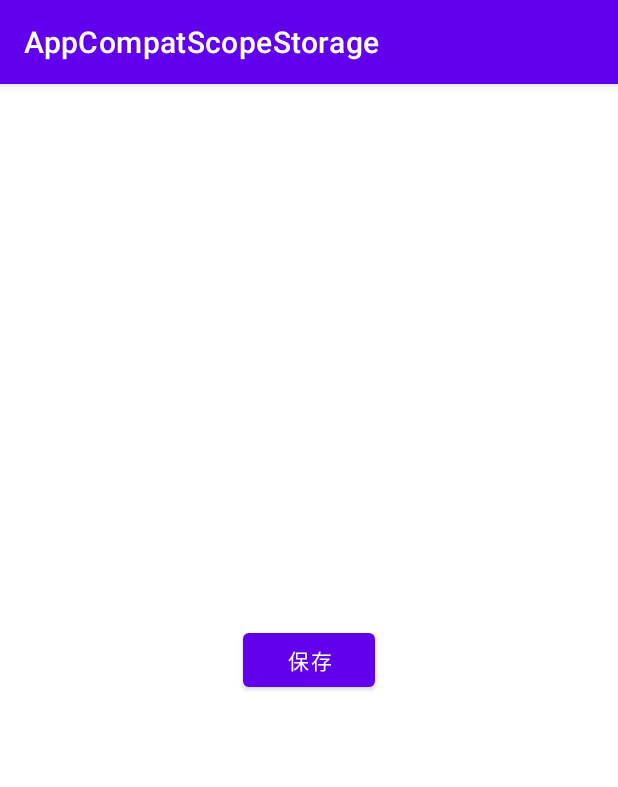
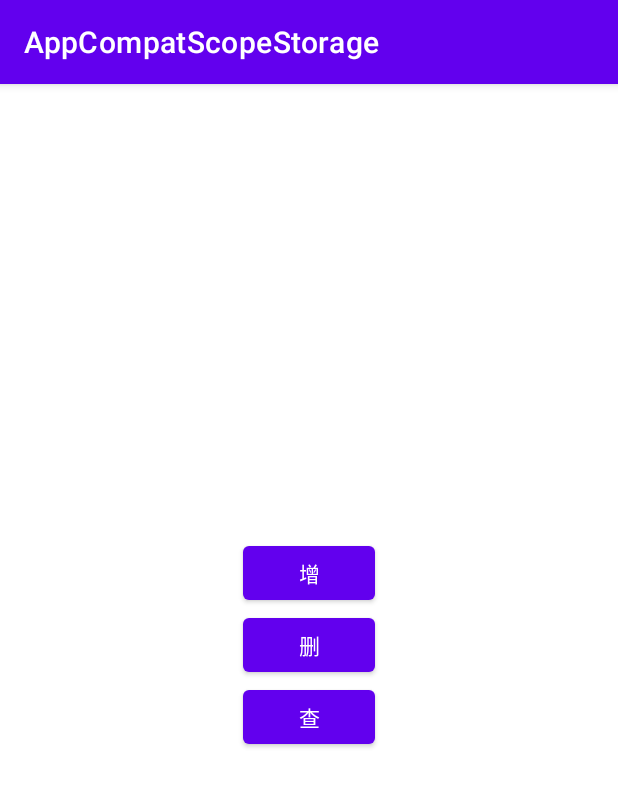
Before and after one commit to lckjcnWq/Smart-Android-CompatScopeStorage, an Android app: the screen it shows after launch (MainActivity), on a phone screen of 412 x 824 dp. Shown: the top 787 px of the screen. Run offline under Robolectric (Android 15) with nearby library versions, the phone set to English and light mode, and no system bars; libraries missing offline, so code that uses them is left out: com.blankj.utilcode; 1 statement that could not run was skipped.

Commit message:
1.添加移除，查找接口

```diff
--- a/app/src/main/java/com/example/appcompatscopestorage/MainActivity.kt
+++ b/app/src/main/java/com/example/appcompatscopestorage/MainActivity.kt
@@ -3,20 +3,29 @@ package com.example.appcompatscopestorage
 import android.os.Build
 import androidx.appcompat.app.AppCompatActivity
 import android.os.Bundle
+import android.provider.MediaStore
 import android.widget.Button
+import android.widget.TextView
 import androidx.annotation.RequiresApi
 import com.blankj.utilcode.constant.PermissionConstants
 import com.blankj.utilcode.util.LogUtils
 import com.blankj.utilcode.util.PermissionUtils
 import com.example.appcompatscopestorage.`interface`.FileManagerImp
 import com.example.appcompatscopestorage.request.FileRequestBean
+import com.example.appcompatscopestorage.response.FileResponseBean
 
 class MainActivity : AppCompatActivity() {
+    private lateinit var tvContent: TextView
+    private var result: FileResponseBean?=null
+
     @RequiresApi(Build.VERSION_CODES.Q)
     override fun onCreate(savedInstanceState: Bundle?) {
         super.onCreate(savedInstanceState)
         setContentView(R.layout.activity_main)
-
+        val btnAdd=findViewById<Button>(R.id.btnAdd)
+        val btnDelete=findViewById<Button>(R.id.btnDelete)
+        val btnQuery=findViewById<Button>(R.id.btnQuery)
+        tvContent=findViewById<TextView>(R.id.tvContent)
         PermissionUtils.permissionGroup(PermissionConstants.STORAGE)
             .callback(object : PermissionUtils.FullCallback {
                 override fun onGranted(permissionsGranted: List<String>) {
@@ -28,15 +37,28 @@ class MainActivity : AppCompatActivity() {
             })
             .request()
 
-        findViewById<Button>(R.id.btnSave).setOnClickListener {
+        btnAdd.setOnClickListener {
             Thread{
-                val result=FileManagerImp.instance.createFile(this, FileRequestBean("/sdcard/Android/data/com.example.appcompatscopestorage/files/example_equi.jpg","test.png"))
-                val result1=FileManagerImp.instance.createFile(this, FileRequestBean("/sdcard/Android/data/com.example.appcompatscopestorage/files/f.txt","test.txt"))
-                val result2=FileManagerImp.instance.createFile(this, FileRequestBean("/sdcard/Android/data/com.example.appcompatscopestorage/files/refocus.mp4","test.mp4"))
-                LogUtils.i("result= $result")
-                LogUtils.i("result1= $result1")
-                LogUtils.i("result2= $result2")
+                result=FileManagerImp.instance.createFile(this, FileRequestBean("/sdcard/Android/data/com.example.appcompatscopestorage/files/example_equi.jpg","test.png"))
+                setContent("当前uri= ${result?.uri}  ,插入是否成功:${result?.isSuccess} ")
             }.start()
+        }
+
+        btnDelete.setOnClickListener {
+            val isSuccess=FileManagerImp.instance.deleteFile(this,result?.uri)
+            setContent("删除是否成功:$isSuccess")
+        }
+
+
+        btnQuery.setOnClickListener {
+            val path=FileManagerImp.instance.queryFilePathByUri(this,result?.uri!!)
+            setContent("当前uri的路径= $path")
+        }
+    }
+
+    private fun  setContent(content:String){
+        runOnUiThread {
+            tvContent.text=content
         }
     }
 }
--- a/app/src/main/java/com/example/appcompatscopestorage/response/FileResponseBean.kt
+++ b/app/src/main/java/com/example/appcompatscopestorage/response/FileResponseBean.kt
@@ -7,6 +7,6 @@ import android.net.Uri
  * Created by WuQuan on 2022/1/7.
  */
 data class FileResponseBean(
-        var url: Uri? =null,
+        var uri: Uri? =null,
         var isSuccess:Boolean=false
 )
--- a/app/src/main/res/layout/activity_main.xml
+++ b/app/src/main/res/layout/activity_main.xml
@@ -1,17 +1,33 @@
 <?xml version="1.0" encoding="utf-8"?>
 <LinearLayout xmlns:android="http://schemas.android.com/apk/res/android"
-    xmlns:app="http://schemas.android.com/apk/res-auto"
     xmlns:tools="http://schemas.android.com/tools"
     android:layout_width="match_parent"
     android:layout_height="match_parent"
+    android:gravity="center"
     android:orientation="vertical"
-    android:gravity="center"
     tools:context=".MainActivity">
 
     <Button
-        android:id="@+id/btnSave"
-        android:text="保存"
+        android:id="@+id/btnAdd"
         android:layout_width="wrap_content"
-        android:layout_height="wrap_content"/>
+        android:layout_height="wrap_content"
+        android:text="增" />
+
+    <Button
+        android:id="@+id/btnDelete"
+        android:layout_width="wrap_content"
+        android:layout_height="wrap_content"
+        android:text="删" />
+
+    <Button
+        android:id="@+id/btnQuery"
+        android:layout_width="wrap_content"
+        android:layout_height="wrap_content"
+        android:text="查" />
+
+    <TextView
+        android:id="@+id/tvContent"
+        android:layout_width="wrap_content"
+        android:layout_height="wrap_content" />
 
 </LinearLayout>
```
Also changed, not shown: app/src/main/java/com/example/appcompatscopestorage/interface/FileManagerImp.kt (+88 -37 lines), app/src/main/java/com/example/appcompatscopestorage/interface/IFile.kt (+7 -6 lines).
